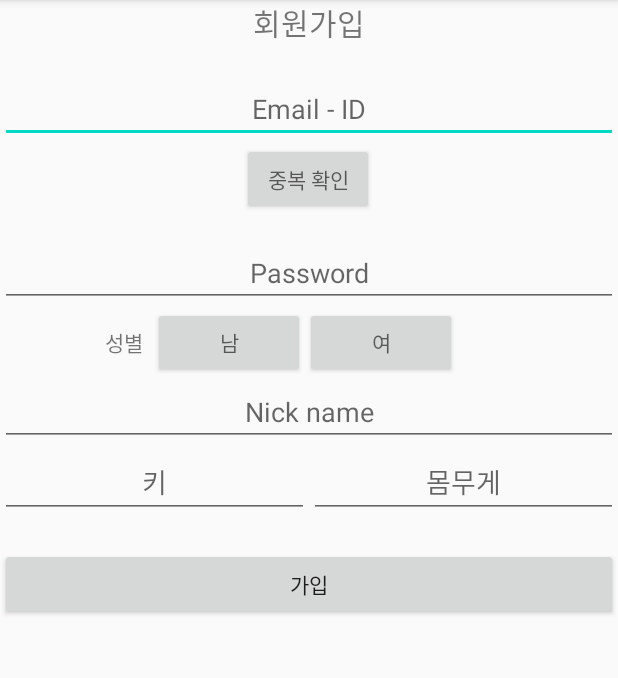
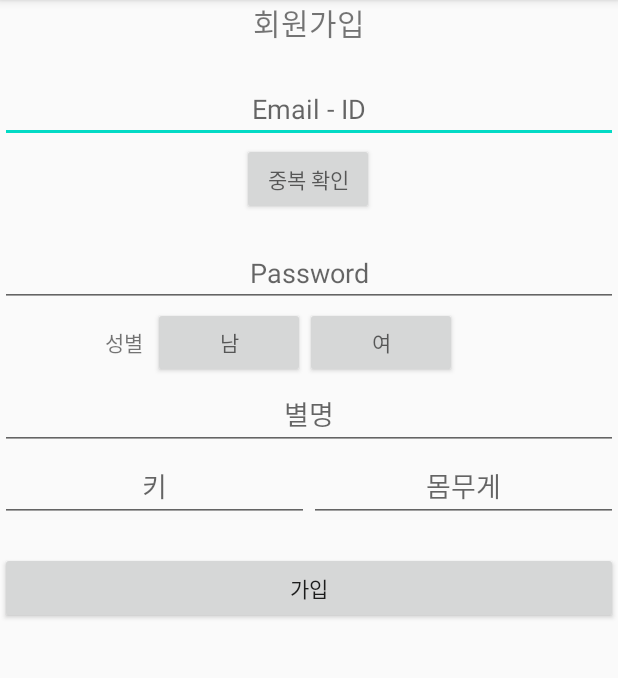
Before and after one commit to circle-robot/softcoding, an Android app: the screen it shows after launch (register before the commit, registerActivity after it), after a tap on "회원가입", on a phone screen of 412 x 824 dp, the part 84-762 px from its top. Run offline under Robolectric (Android 15) with nearby library versions, the phone set to English and light mode, and no system bars.

Commit message:
Devel register..

```diff
--- a/login_page/app/src/main/AndroidManifest.xml
+++ b/login_page/app/src/main/AndroidManifest.xml
@@ -1,7 +1,7 @@
 <?xml version="1.0" encoding="utf-8"?>
 <manifest xmlns:android="http://schemas.android.com/apk/res/android"
     package="com.example.lifting">
-
+    <uses-permission android:name="android.permission.INTERNET"/>
     <application
         android:allowBackup="true"
         android:icon="@mipmap/ic_launcher"
@@ -9,7 +9,7 @@
         android:roundIcon="@mipmap/ic_launcher_round"
         android:supportsRtl="true"
         android:theme="@style/AppTheme">
-        <activity android:name=".register"></activity>
+        <activity android:name=".registerActivity"></activity>
         <activity
             android:name=".LoginActivity"
             android:label="@string/app_name"
--- a/login_page/app/src/main/java/com/example/lifting/LoginActivity.java
+++ b/login_page/app/src/main/java/com/example/lifting/LoginActivity.java
@@ -53,7 +53,7 @@ public class LoginActivity extends AppCompatActivity {
         join_btn.setOnClickListener(new View.OnClickListener() {
             @Override
             public void onClick(View v) {
-                Intent intent = new Intent(LoginActivity.this,register.class);
+                Intent intent = new Intent(LoginActivity.this, registerActivity.class);
                startActivity(intent);
             }
         });
--- /dev/null
+++ b/login_page/app/src/main/java/com/example/lifting/MainActivity.java
@@ -0,0 +1,5 @@
+package com.example.lifting;
+
+public class MainActivity {
+
+}
--- /dev/null
+++ b/login_page/app/src/main/java/com/example/lifting/WorkoutActivity.java
@@ -0,0 +1,5 @@
+package com.example.lifting;
+
+public class WorkoutActivity {
+
+}
--- a/login_page/app/src/main/java/com/example/lifting/register.java
+++ /dev/null
@@ -1,32 +0,0 @@
-package com.example.lifting;
-
-import androidx.appcompat.app.AppCompatActivity;
-
-import android.os.Bundle;
-import android.view.View;
-import android.widget.Button;
-import android.widget.EditText;
-
-public class register extends AppCompatActivity {
-
-    EditText email_input, password_input,height_input,weight_input;
-    Button SendInfo_btn;
-    @Override
-    protected void onCreate(Bundle savedInstanceState) {
-        super.onCreate(savedInstanceState);
-        setContentView(R.layout.activity_register);
-
-        email_input = findViewById(R.id.email_input);
-        password_input = findViewById(R.id.password_input);
-        height_input = findViewById(R.id.height_input);
-        weight_input = findViewById(R.id.weight_input);
-
-//        SendInfo_btn.findViewById(R.id.SendInfo_btn);
-//        SendInfo_btn.setOnClickListener(new View.OnClickListener() {
-//            @Override
-//            public void onClick(View v) {
-//               finish();
-//            }
-//        });
-    }
-}
--- /dev/null
+++ b/login_page/app/src/main/java/com/example/lifting/registerActivity.java
@@ -0,0 +1,102 @@
+package com.example.lifting;
+
+import androidx.appcompat.app.AppCompatActivity;
+
+import android.os.AsyncTask;
+import android.os.Bundle;
+import android.util.Log;
+import android.view.View;
+import android.widget.Button;
+import android.widget.EditText;
+
+import java.io.BufferedReader;
+import java.io.IOException;
+import java.io.InputStreamReader;
+import java.io.OutputStreamWriter;
+import java.io.PrintStream;
+import java.net.HttpURLConnection;
+import java.net.MalformedURLException;
+import java.net.URL;
+import java.util.concurrent.ExecutionException;
+
+public class registerActivity extends AppCompatActivity {
+
+    EditText email_input, password_input,height_input,weight_input,nickname_input;
+    Button SendInfo_btn,check_btn;
+    @Override
+    protected void onCreate(Bundle savedInstanceState) {
+        super.onCreate(savedInstanceState);
+        setContentView(R.layout.activity_register);
+
+        email_input = (EditText)findViewById(R.id.email_input);
+        password_input = (EditText)findViewById(R.id.password_input);
+        height_input = (EditText)findViewById(R.id.height_input);
+        weight_input = (EditText)findViewById(R.id.weight_input);
+        nickname_input = (EditText)findViewById(R.id.nickname_input);
+
+        SendInfo_btn = (Button)findViewById(R.id.SendInfo_btn);
+        SendInfo_btn.setOnClickListener(new View.OnClickListener() {
+            @Override
+            public void onClick(View v) {
+//                String strEmail = email_input.getText().toString();
+//                String strPassword = password_input.getText().toString();
+               finish();
+            }
+        });
+
+        check_btn = (Button)findViewById(R.id.check_btn);
+        check_btn.setOnClickListener(new View.OnClickListener() {
+            @Override
+            public void onClick(View v) {
+                String strEmail = email_input.getText().toString();
+                String strPassword = password_input.getText().toString();
+                CustomTask task = new CustomTask();
+                try {
+                    String result = task.execute(strEmail).get();
+                    Log.i("return val",result);
+                } catch (ExecutionException e) {
+                    e.printStackTrace();
+                } catch (InterruptedException e) {
+                    e.printStackTrace();
+                }
+//                finish();
+
+            }
+        });
+    }
+    class CustomTask extends AsyncTask<String, Void, String> {
+        String sendMsg, receiveMsg;
+        @Override
+        protected String doInBackground(String... strings) {
+            try {
+                String str;
+                URL url = new URL("http://13.125.127.86:8080/data.jsp");
+                HttpURLConnection conn = (HttpURLConnection) url.openConnection();
+                conn.setRequestProperty("Content-Type", "application/x-www-form-urlencoded");
+                conn.setRequestMethod("POST");
+                OutputStreamWriter osw = new OutputStreamWriter(conn.getOutputStream());
+                sendMsg = "id="+strings[0]+"&pwd="+strings[1];
+                osw.write(sendMsg);
+                osw.flush();
+                if(conn.getResponseCode() == conn.HTTP_OK) {
+                    InputStreamReader tmp = new InputStreamReader(conn.getInputStream(), "EUC-KR");
+                    BufferedReader reader = new BufferedReader(tmp);
+                    StringBuffer buffer = new StringBuffer();
+                    while ((str = reader.readLine()) != null) {
+                        buffer.append(str);
+                    }
+                    receiveMsg = buffer.toString();
+
+                } else {
+                    Log.i("통신 결과", conn.getResponseCode()+"에러");
+                }
+
+            } catch (MalformedURLException e) {
+                e.printStackTrace();
+            } catch (IOException e) {
+                e.printStackTrace();
+            }
+            return receiveMsg;
+        }
+    }
+}
--- a/login_page/app/src/main/res/layout/activity_register.xml
+++ b/login_page/app/src/main/res/layout/activity_register.xml
@@ -4,7 +4,7 @@
     xmlns:tools="http://schemas.android.com/tools"
     android:layout_width="match_parent"
     android:layout_height="match_parent"
-    tools:context=".register">
+    tools:context=".registerActivity">
 
     <TextView
         android:id="@+id/textView4"
@@ -31,7 +31,7 @@
         app:layout_constraintTop_toBottomOf="@+id/textView4"></EditText>
 
     <Button
-        android:id="@+id/button5"
+        android:id="@+id/check_btn"
         android:layout_width="wrap_content"
         android:layout_height="wrap_content"
         android:layout_weight="1"
@@ -52,7 +52,7 @@
         app:layout_constraintEnd_toEndOf="parent"
         app:layout_constraintHorizontal_bias="0.0"
         app:layout_constraintStart_toStartOf="parent"
-        app:layout_constraintTop_toBottomOf="@+id/button5"></EditText>
+        app:layout_constraintTop_toBottomOf="@+id/check_btn"></EditText>
 
     <LinearLayout
         android:id="@+id/gen_btn"
@@ -89,11 +89,11 @@
     </LinearLayout>
 
     <EditText
-        android:id="@+id/editText7"
+        android:id="@+id/nickname_input"
         android:layout_width="0dp"
         android:layout_height="wrap_content"
         android:gravity="center"
-        android:hint="Nick name"
+        android:hint="별명"
         app:layout_constraintEnd_toEndOf="parent"
         app:layout_constraintStart_toStartOf="parent"
         app:layout_constraintTop_toBottomOf="@+id/gen_btn"></EditText>
@@ -104,7 +104,7 @@
         android:layout_height="wrap_content"
         android:weightSum="10"
         app:layout_constraintEnd_toEndOf="parent"
-        app:layout_constraintTop_toBottomOf="@+id/editText7">
+        app:layout_constraintTop_toBottomOf="@+id/nickname_input">
 
         <EditText
             android:id="@+id/height_input"
--- /dev/null
+++ b/login_page/app/src/main/res/layout/activity_workout.xml
@@ -0,0 +1,6 @@
+<?xml version="1.0" encoding="utf-8"?>
+<androidx.constraintlayout.widget.ConstraintLayout
+    xmlns:android="http://schemas.android.com/apk/res/android" android:layout_width="match_parent"
+    android:layout_height="match_parent">
+
+</androidx.constraintlayout.widget.ConstraintLayout>
```
